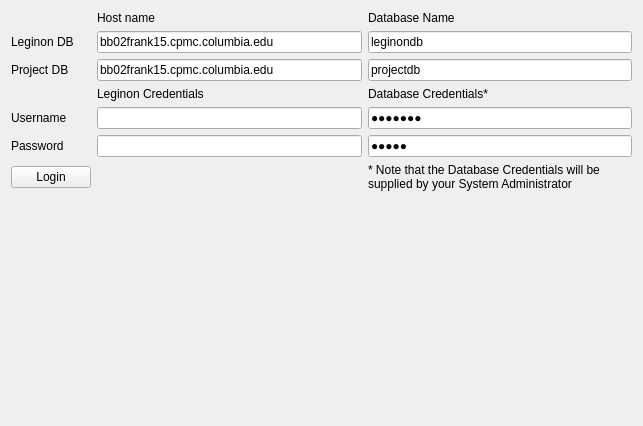
Above: arachnid/core/gui/pyui/LeginonUI.ui from ezralanglois/arachnid before the change. Below: the same form after it.
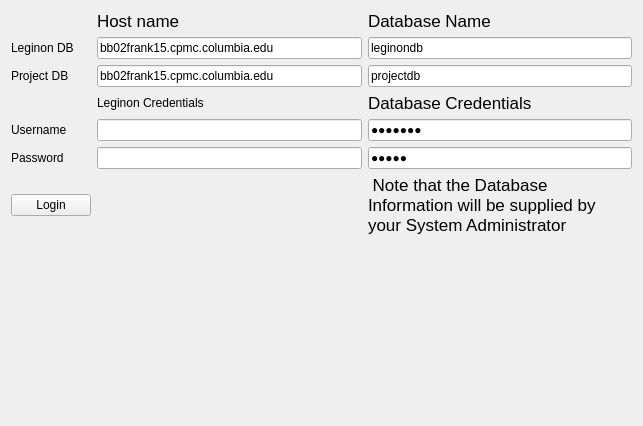
That is the form after the change. Icons and pictures are not drawn.

```diff
--- a/arachnid/core/gui/pyui/LeginonUI.ui
+++ b/arachnid/core/gui/pyui/LeginonUI.ui
@@ -229,14 +229,22 @@
           <item row="0" column="1">
            <widget class="QLabel" name="label_8">
             <property name="text">
-             <string>Host name</string>
+             <string>&lt;!DOCTYPE HTML PUBLIC &quot;-//W3C//DTD HTML 4.0//EN&quot; &quot;http://www.w3.org/TR/REC-html40/strict.dtd&quot;&gt;
+&lt;html&gt;&lt;head&gt;&lt;meta name=&quot;qrichtext&quot; content=&quot;1&quot; /&gt;&lt;style type=&quot;text/css&quot;&gt;
+p, li { white-space: pre-wrap; }
+&lt;/style&gt;&lt;/head&gt;&lt;body style=&quot; font-family:'Lucida Grande'; font-size:13pt; font-weight:400; font-style:normal;&quot;&gt;
+&lt;p style=&quot; margin-top:0px; margin-bottom:0px; margin-left:0px; margin-right:0px; -qt-block-indent:0; text-indent:0px;&quot;&gt;Host name &lt;img src=&quot;:/mini/mini/asterisk_orange.png&quot; /&gt;&lt;/p&gt;&lt;/body&gt;&lt;/html&gt;</string>
             </property>
            </widget>
           </item>
           <item row="0" column="2">
            <widget class="QLabel" name="label_7">
             <property name="text">
-             <string>Database Name</string>
+             <string>&lt;!DOCTYPE HTML PUBLIC &quot;-//W3C//DTD HTML 4.0//EN&quot; &quot;http://www.w3.org/TR/REC-html40/strict.dtd&quot;&gt;
+&lt;html&gt;&lt;head&gt;&lt;meta name=&quot;qrichtext&quot; content=&quot;1&quot; /&gt;&lt;style type=&quot;text/css&quot;&gt;
+p, li { white-space: pre-wrap; }
+&lt;/style&gt;&lt;/head&gt;&lt;body style=&quot; font-family:'Lucida Grande'; font-size:13pt; font-weight:400; font-style:normal;&quot;&gt;
+&lt;p style=&quot; margin-top:0px; margin-bottom:0px; margin-left:0px; margin-right:0px; -qt-block-indent:0; text-indent:0px;&quot;&gt;Database Name &lt;img src=&quot;:/mini/mini/asterisk_orange.png&quot; /&gt;&lt;/p&gt;&lt;/body&gt;&lt;/html&gt;</string>
             </property>
            </widget>
           </item>
@@ -263,7 +271,11 @@
           <item row="4" column="2">
            <widget class="QLabel" name="label_9">
             <property name="text">
-             <string>Database Credentials*</string>
+             <string>&lt;!DOCTYPE HTML PUBLIC &quot;-//W3C//DTD HTML 4.0//EN&quot; &quot;http://www.w3.org/TR/REC-html40/strict.dtd&quot;&gt;
+&lt;html&gt;&lt;head&gt;&lt;meta name=&quot;qrichtext&quot; content=&quot;1&quot; /&gt;&lt;style type=&quot;text/css&quot;&gt;
+p, li { white-space: pre-wrap; }
+&lt;/style&gt;&lt;/head&gt;&lt;body style=&quot; font-family:'Lucida Grande'; font-size:13pt; font-weight:400; font-style:normal;&quot;&gt;
+&lt;p style=&quot; margin-top:0px; margin-bottom:0px; margin-left:0px; margin-right:0px; -qt-block-indent:0; text-indent:0px;&quot;&gt;Database Credentials &lt;img src=&quot;:/mini/mini/asterisk_orange.png&quot; /&gt;&lt;/p&gt;&lt;/body&gt;&lt;/html&gt;</string>
             </property>
            </widget>
           </item>
@@ -289,7 +301,11 @@
              </size>
             </property>
             <property name="text">
-             <string>* Note that the Database Credentials will be supplied by your System Administrator</string>
+             <string>&lt;!DOCTYPE HTML PUBLIC &quot;-//W3C//DTD HTML 4.0//EN&quot; &quot;http://www.w3.org/TR/REC-html40/strict.dtd&quot;&gt;
+&lt;html&gt;&lt;head&gt;&lt;meta name=&quot;qrichtext&quot; content=&quot;1&quot; /&gt;&lt;style type=&quot;text/css&quot;&gt;
+p, li { white-space: pre-wrap; }
+&lt;/style&gt;&lt;/head&gt;&lt;body style=&quot; font-family:'Lucida Grande'; font-size:13pt; font-weight:400; font-style:normal;&quot;&gt;
+&lt;p style=&quot; margin-top:0px; margin-bottom:0px; margin-left:0px; margin-right:0px; -qt-block-indent:0; text-indent:0px;&quot;&gt;&lt;img src=&quot;:/mini/mini/asterisk_orange.png&quot; /&gt; Note that the Database Information will be supplied by your System Administrator&lt;/p&gt;&lt;/body&gt;&lt;/html&gt;</string>
             </property>
             <property name="wordWrap">
              <bool>true</bool>
```
Left out of the diff: 115 changed lines with no effect on the pictures.
